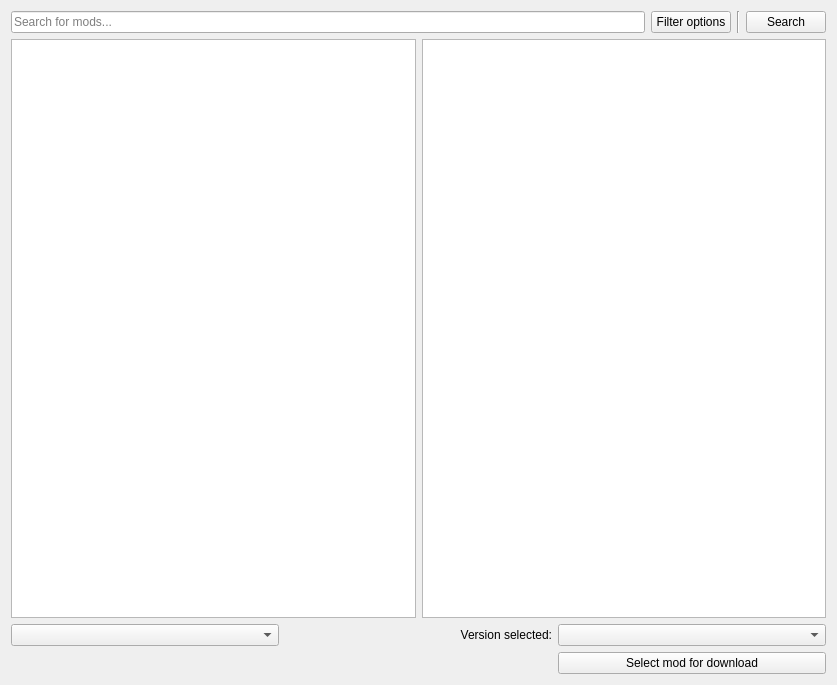
Above: launcher/ui/pages/modplatform/ModPage.ui from PolyMC/PolyMC before the change. Below: the same form after it.
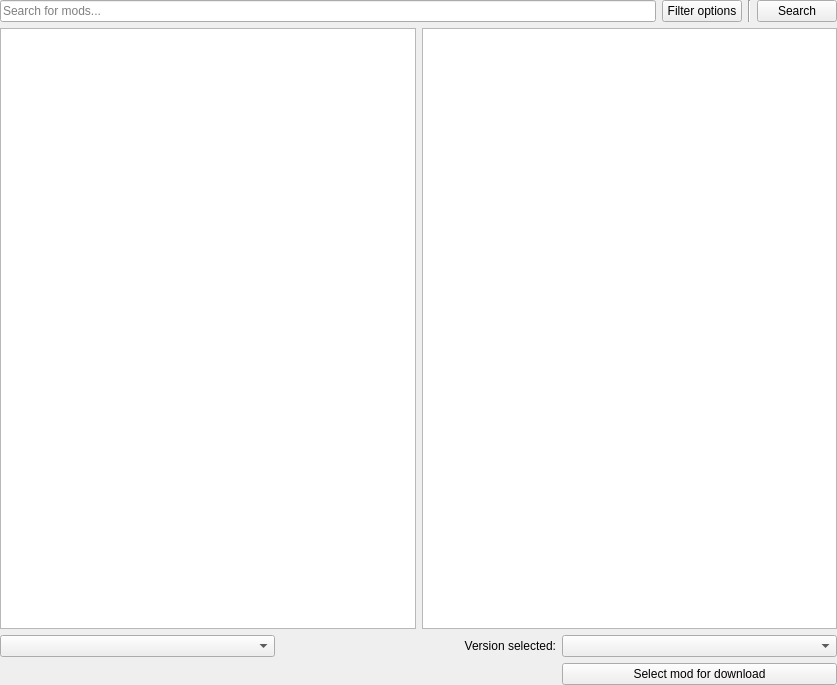
That is the form after the change.

```diff
--- a/launcher/ui/pages/modplatform/ModPage.ui
+++ b/launcher/ui/pages/modplatform/ModPage.ui
@@ -11,6 +11,18 @@
    </rect>
   </property>
   <layout class="QGridLayout" name="gridLayout">
+   <property name="leftMargin">
+    <number>0</number>
+   </property>
+   <property name="topMargin">
+    <number>0</number>
+   </property>
+   <property name="rightMargin">
+    <number>0</number>
+   </property>
+   <property name="bottomMargin">
+    <number>0</number>
+   </property>
    <item row="1" column="0" colspan="4">
     <layout class="QGridLayout" name="gridLayout_3">
      <item row="1" column="2">
```
